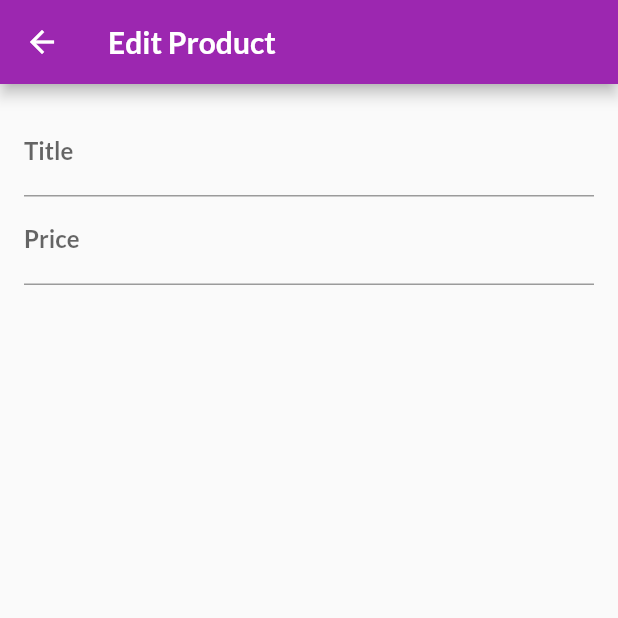
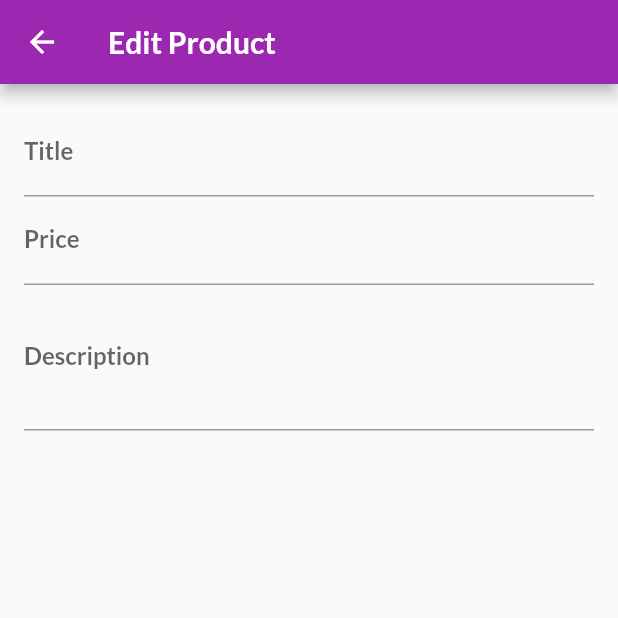
Before and after one commit to alfonsodipace/Flutter, a Flutter app: the EditProductScreen screen opened by its route, on a phone screen of 412 x 824 dp, the top half of it. Run offline on Flutter 3.47's test engine with Material 2 defaults, Android fonts, the phone set to English and light mode, and no system bars; network calls fail.

Commit message:
8.9 added description field

```diff
--- a/shop_app/lib/screens/edit_product_screen.dart
+++ b/shop_app/lib/screens/edit_product_screen.dart
@@ -8,6 +8,14 @@ class EditProductScreen extends StatefulWidget {
 
 class _EditProductScreenState extends State<EditProductScreen> {
   final _priceFocusNode = FocusNode();
+  final _descriptionFocusNode = FocusNode();
+
+  @override
+  void dispose() {
+    _priceFocusNode.dispose();
+    _descriptionFocusNode.dispose();
+    super.dispose();
+  }
 
   @override
   Widget build(BuildContext context) {
@@ -33,6 +41,14 @@ class _EditProductScreenState extends State<EditProductScreen> {
                 keyboardType: TextInputType.number,
                 focusNode: _priceFocusNode,
               ),
+              TextFormField(
+                decoration: InputDecoration(labelText: 'Description'),
+                maxLines: 3,
+                keyboardType: TextInputType.multiline,
+                onFieldSubmitted: (_) {
+                  FocusScope.of(context).requestFocus(_descriptionFocusNode);
+                },
+              ),
             ],
           ),
         ),
```
